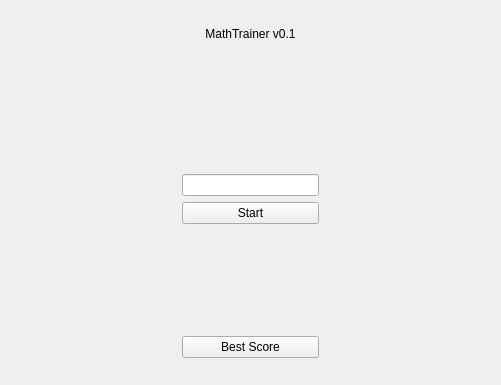
Qt form mainwindow.ui (ButProgramming/MathTrainerQT) before a commit.
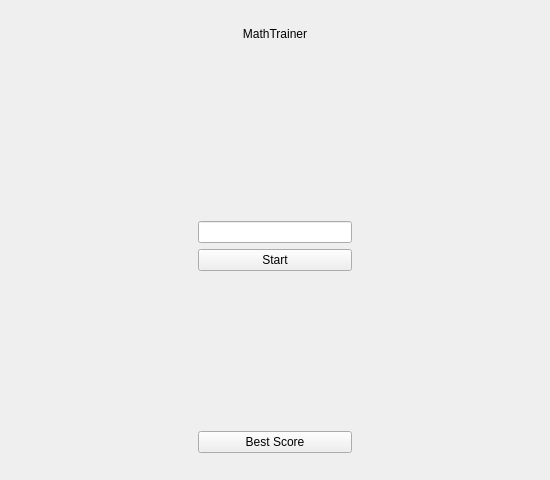
The same form after that commit. Custom widgets are drawn as their Qt base class.

What changed in the file:
```diff
--- a/mainwindow.ui
+++ b/mainwindow.ui
@@ -6,8 +6,8 @@
    <rect>
     <x>0</x>
     <y>0</y>
-    <width>501</width>
-    <height>385</height>
+    <width>550</width>
+    <height>480</height>
    </rect>
   </property>
   <property name="sizePolicy">
@@ -53,7 +53,7 @@
            <item>
             <widget class="QLabel" name="labelGameName">
              <property name="text">
-              <string>MathTrainer v0.1</string>
+              <string>MathTrainer</string>
              </property>
              <property name="alignment">
               <set>Qt::AlignCenter</set>
```
